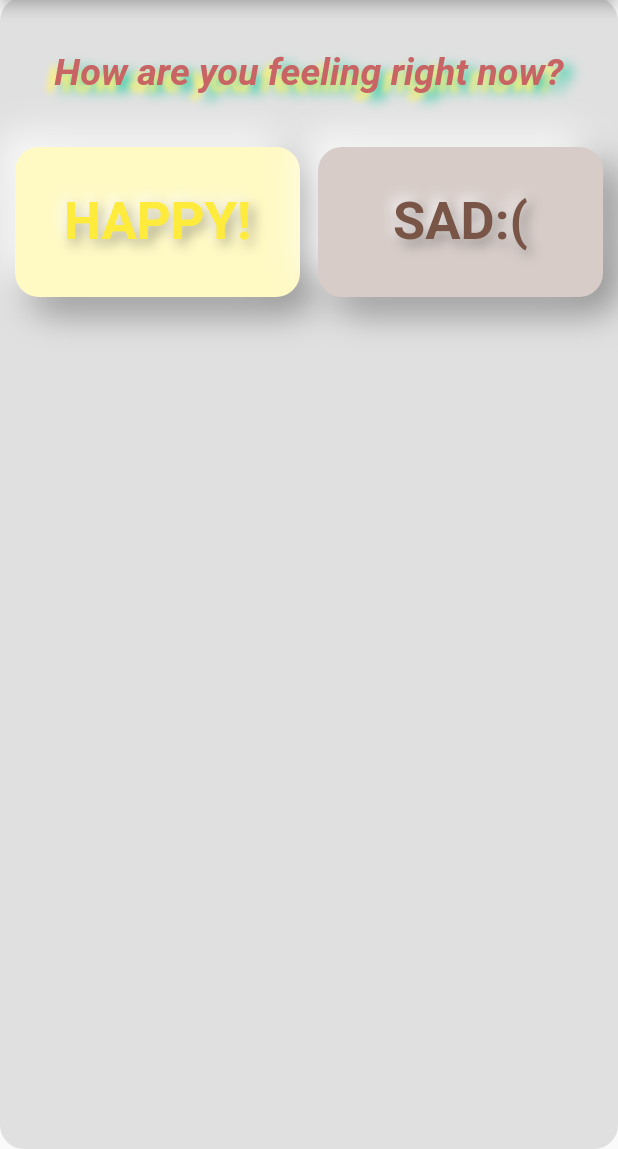
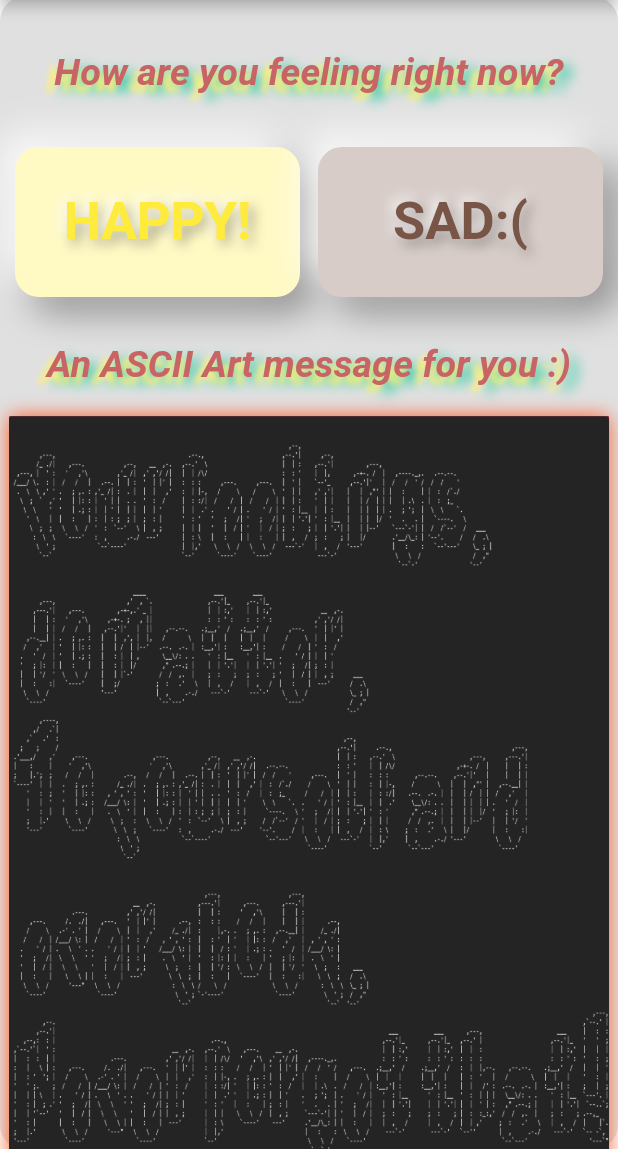
Before and after one commit to Ridhiwan/code_your_feels, a Flutter app: the screen it shows after launch, on a phone screen of 412 x 824 dp, the part 87-1236 px from its top. Run offline on Flutter 3.47's test engine with Material 2 defaults, Android fonts, the phone set to English and light mode, and no system bars; our stand-ins replace audioplayers.

Commit message:
Finished the home screen

```diff
--- a/lib/pages/homepage.dart
+++ b/lib/pages/homepage.dart
@@ -15,6 +15,8 @@ class _MyHomePageState extends State<MyHomePage> {
 
   @override
   Widget build(BuildContext context) {
+
+
     return Scaffold(
       appBar: AppBar(
         title: Center(child: Text(widget.title,textAlign: TextAlign.center)),
@@ -153,7 +155,48 @@ class _MyHomePageState extends State<MyHomePage> {
                     ),
                   ),
                 ],
-              )
+              ),
+              const SizedBox(height: 30,),
+              Center(
+                child: Text(
+                    "An ASCII Art message for you :)",
+                    style: TextStyle(
+                      fontSize: 25,
+                      fontWeight: FontWeight.w700,
+                      fontStyle: FontStyle.italic,
+                      color: const Color.fromRGBO(200, 100, 100, 1),
+                      shadows: [
+                        const Shadow(
+                          color: Color.fromRGBO(10, 200, 150, 1),
+                          blurRadius: 10.0,
+                          offset: Offset(5.0, 5.0),
+                        ),
+                        Shadow(
+                          color: Colors.yellow.shade300,
+                          blurRadius: 5.0,
+                          offset: const Offset(-5.0, 5.0),
+                        ),
+                      ],
+                    )
+
+                ),
+              ),
+              const SizedBox(height: 20,),
+              Container(
+                height: 500,
+                width: 400,
+                decoration: const BoxDecoration(
+                  boxShadow: [
+                    BoxShadow(
+                      blurRadius: 10,
+                      color: Colors.deepOrange,
+                      offset: Offset(0.3, 0.3)
+                    )
+                  ]
+                ),
+                child: Image.asset("assets/images/feelings.png",
+                fit: BoxFit.fill,)
+              ),
             ],
           ),
         ),
--- a/pubspec.yaml
+++ b/pubspec.yaml
@@ -36,6 +36,7 @@ dependencies:
   # Use with the CupertinoIcons class for iOS style icons.
   cupertino_icons: ^1.0.2
   audioplayers: ^4.0.1
+  enough_ascii_art: ^1.1.0
 
 dev_dependencies:
   flutter_test:
@@ -61,6 +62,7 @@ flutter:
 
   # To add assets to your application, add an assets section, like this:
   assets:
+     - assets/images/
      - assets/images/happy/
      - assets/images/sad/
      - assets/audio/happy/
```
Also changed, not shown: assets/images/feelings.png (added), pubspec.lock.
